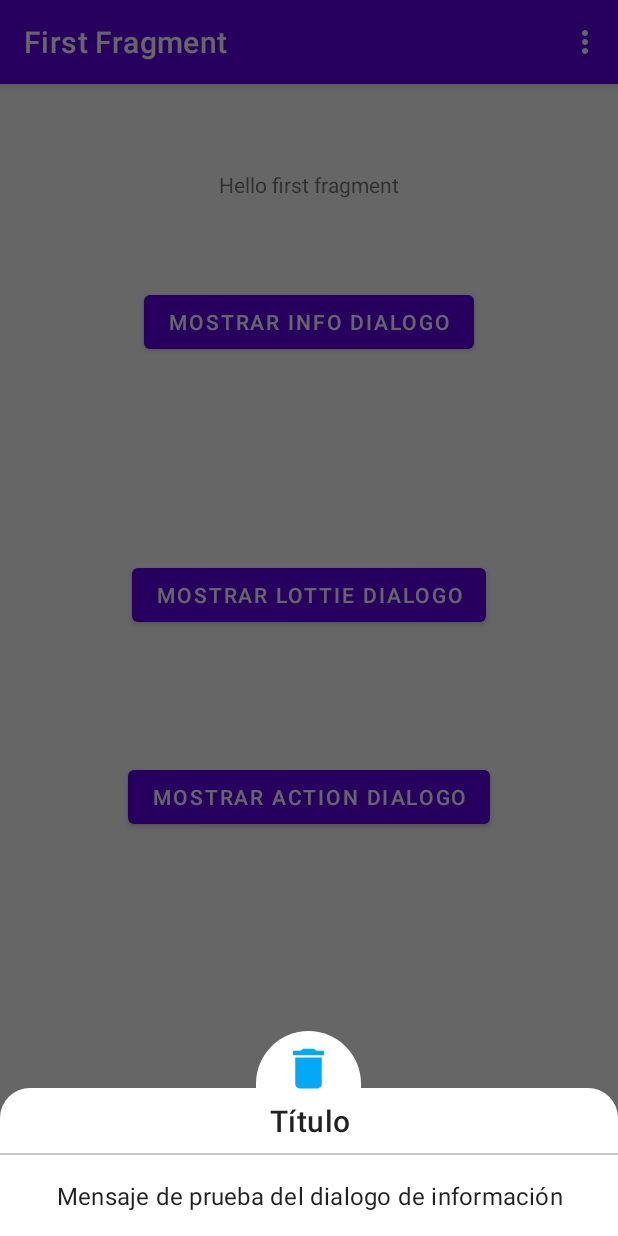
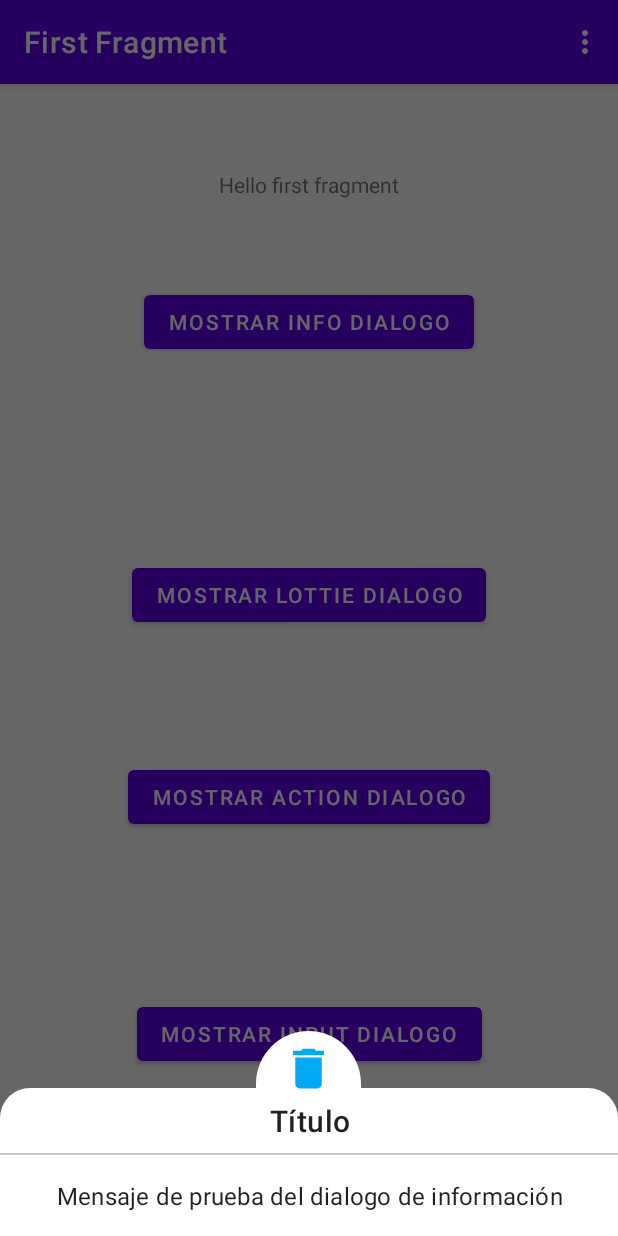
Before and after one commit to icpmoviles/DxBottomSheet, an Android app: the screen it shows after launch (MainActivity), after a tap on "MOSTRAR INFO DIALOGO", on a phone screen of 412 x 824 dp. Run offline under Robolectric (Android 15) with nearby library versions, the phone set to English and light mode, and no system bars; our stand-ins replace navigation-ui.

Commit message:
nuevo dx input

```diff
--- a/app/build.gradle
+++ b/app/build.gradle
@@ -10,8 +10,8 @@ android {
     defaultConfig {
         minSdk 26
         targetSdk 33
-        versionCode 1
-        versionName "1.0"
+        versionCode 2
+        versionName "1.0.1"
 
         testInstrumentationRunner "androidx.test.runner.AndroidJUnitRunner"
     }
--- a/app/src/main/java/es/icp/dxbottomsheet/BottomSheetDx.kt
+++ b/app/src/main/java/es/icp/dxbottomsheet/BottomSheetDx.kt
@@ -1,6 +1,7 @@
 package es.icp.dxbottomsheet
 
 import android.app.Dialog
+import android.content.DialogInterface
 import android.os.Bundle
 import android.view.LayoutInflater
 import android.view.View
@@ -15,6 +16,7 @@ import com.airbnb.lottie.LottieDrawable
 import com.google.android.material.bottomsheet.BottomSheetBehavior
 import com.google.android.material.bottomsheet.BottomSheetDialog
 import com.google.android.material.bottomsheet.BottomSheetDialogFragment
+import com.google.android.material.textfield.TextInputLayout
 import es.icp.dxbottomsheet.databinding.BottomSheetDxBinding
 import kotlinx.coroutines.*
 import kotlinx.coroutines.flow.collectLatest
@@ -46,6 +48,14 @@ class BottomSheetDx : BottomSheetDialogFragment() {
 
 //    private var listener : OnClickListenerDx? = null
 
+    private var inputType: Int? = null
+    private var textHint: String? = null
+    private var endIconClearText: Boolean = false
+    private var imeOptions: Int? = null
+
+    private var inputListener : ((BottomSheetDx, String) -> Unit)? = null
+
+    private var onCanelListener : ((BottomSheetDx) -> Unit)? = null
 
     companion object {
         const val TAG = "BottomSheetDx"
@@ -64,6 +74,11 @@ class BottomSheetDx : BottomSheetDialogFragment() {
         private const val ARG_NEGATIVE_TEXT_BUTTON = "argDxNegativeTextButton"
 
         private const val ARG_CONTROL_DISMISS = "argDxControlDismiss"
+
+        private const val ARG_INPUT_TYPE = "argDxInputType"
+        private const val ARG_INPUT_HINT = "argDxInputHint"
+        private const val ARG_END_ICON_CLEAR_TEXT = "argDxEndIconClearText"
+        private const val ARG_IME_OPTIONS = "argDxImeOptions"
 
 
 
@@ -84,11 +99,21 @@ class BottomSheetDx : BottomSheetDialogFragment() {
             negativeTextButton: String? = null,
             controlDismiss: Boolean = false,
             onPositiveClickButton: ((BottomSheetDx) -> Unit)? = null,
-            onNegativeClickButton: ((BottomSheetDx) -> Unit)? = null
+            onNegativeClickButton: ((BottomSheetDx) -> Unit)? = null,
+
+            inputListener: ((BottomSheetDx, String) -> Unit)? = null,
+            inputType: Int? = null,
+            textHint : String? = null,
+            endIconClearText : Boolean = true,
+            imeOptions: Int? = null,
+
+            onCanelListener: ((BottomSheetDx) -> Unit)? = null
         ) =
             BottomSheetDx().apply {
                 this.onPositiveClickButton = onPositiveClickButton
                 this.onNegativeClickButton = onNegativeClickButton
+                this.inputListener = inputListener
+                this.onCanelListener = onCanelListener
                 arguments = Bundle().apply {
                     icon?.let { putInt(ARG_ICON, it) }
                     putString(ARG_TITLE, title)
@@ -101,7 +126,10 @@ class BottomSheetDx : BottomSheetDialogFragment() {
                     putString(ARG_POSITIVE_TEXT_BUTTON, positiveTextButton)
                     putString(ARG_NEGATIVE_TEXT_BUTTON, negativeTextButton)
                     putBoolean(ARG_CONTROL_DISMISS, controlDismiss)
-
+                    inputType?.let { putInt(ARG_INPUT_TYPE, it) }
+                    putString(ARG_INPUT_HINT, textHint)
+                    putBoolean(ARG_END_ICON_CLEAR_TEXT, endIconClearText)
+                    imeOptions?.let { putInt(ARG_IME_OPTIONS, it) }
                 }
             }
 
@@ -140,7 +168,28 @@ class BottomSheetDx : BottomSheetDialogFragment() {
                         controlDismiss = builder.controlDismiss,
                         onPositiveClickButton = builder.positiveListener,
                         onNegativeClickButton = builder.negativeListener,
-                        negativeTextButton = builder.negativeTextButton
+                        negativeTextButton = builder.negativeTextButton,
+                        onCanelListener = builder.onCanelListener
+                    )
+                }
+                is Builder.Input -> {
+                    newInstance(
+                        icon = builder.icon,
+                        title = builder.title ?: "No has puesto titulo",
+                        message = builder.message,
+                        positiveTextButton = builder.positiveTextButton,
+                        negativeTextButton = builder.negativeTextButton,
+                        cancelOnTouchOutSide = builder.cancelOnTouchOutSide,
+                        cancelable = builder.cancelable,
+                        theme = builder.theme,
+                        controlDismiss = builder.controlDismiss,
+                        inputListener = builder.inputListener,
+                        inputType = builder.inputType,
+                        textHint = builder.textHint,
+                        endIconClearText = builder.endIconClearText,
+                        imeOptions = builder.imeOptions,
+                        onCanelListener = builder.onCanelListener,
+                        onNegativeClickButton = builder.negativeListener
                     )
                 }
             }
@@ -166,6 +215,11 @@ class BottomSheetDx : BottomSheetDialogFragment() {
             negativeTextButton = it.getString(ARG_NEGATIVE_TEXT_BUTTON)
 
             customTheme = it.getInt(ARG_THEME, R.style.BottomSheetDxBaseTheme)
+
+            inputType = it.getInt(ARG_INPUT_TYPE)
+            textHint = it.getString(ARG_INPUT_HINT)
+            endIconClearText = it.getBoolean(ARG_END_ICON_CLEAR_TEXT)
+            imeOptions = it.getInt(ARG_IME_OPTIONS)
         }
     }
 
@@ -224,20 +278,22 @@ class BottomSheetDx : BottomSheetDialogFragment() {
             txtTituloBottomSheet.text = title
             message?.let { txtMessageBottomSheet.text = it }
             txtMessageBottomSheet.show(message != null)
-            lottieBottomSheet.show(lottieFile != 0)
+
             lottieBottomSheet.apply {
+                show(lottieFile != 0)
                 lottieFile?.let { if (it != 0) this.setAnimation(it) }
                 this.repeatCount = if (lottieLoop) LottieDrawable.INFINITE else 0
                 // delay 600ms to play animation
                 postDelayed({ this.playAnimation() }, 600)
             }
 
-            containerButtonsBottomSheet.show(onPositiveClickButton != null || onNegativeClickButton != null)
+            containerButtonsBottomSheet.show(onPositiveClickButton != null || onNegativeClickButton != null || inputListener != null)
             btnAceptarBottomSheet.apply {
-                show(onPositiveClickButton != null)
+                show(onPositiveClickButton != null || inputListener != null)
                 positiveTextButton.takeIf { it != null }?.let { text = it }
                 setOnClickListener {
-                    viewModel.newUiState(DxViewModel.UiState.OnClickPositiveButton)
+                    if (inputListener != null) viewModel.newUiState(DxViewModel.UiState.OnInputClickListener)
+                    else viewModel.newUiState(DxViewModel.UiState.OnClickPositiveButton)
                 }
             }
 
@@ -249,7 +305,20 @@ class BottomSheetDx : BottomSheetDialogFragment() {
                 }
             }
 
-        }
+
+            inputLayoutDx.apply {
+                show(textHint != null)
+                textHint?.takeIf { it.isNotEmpty() }?.let { this.hint = it }
+                endIconMode = if (endIconClearText) TextInputLayout.END_ICON_CLEAR_TEXT else TextInputLayout.END_ICON_NONE
+            }
+
+            txtInputDx.apply {
+                this@BottomSheetDx.inputType?.let { this.inputType = it }
+                this@BottomSheetDx.imeOptions?.let { this.imeOptions = it }
+            }
+        } // fin apply binding
+
+
 
         viewLifecycleOwner.lifecycleScope.launch {
             viewModel.uiState.flowWithLifecycle(
@@ -267,6 +336,12 @@ class BottomSheetDx : BottomSheetDialogFragment() {
                         onPositiveClickButton?.invoke(this@BottomSheetDx)
                         if (!controlDismiss) viewModel.newUiState(DxViewModel.UiState.Hide)
                     }
+                    is DxViewModel.UiState.OnInputClickListener -> {
+                        binding.btnAceptarBottomSheet.isEnabled = false
+                        binding.btnCancelarBottomSheet.isEnabled = false
+                        inputListener?.invoke(this@BottomSheetDx, binding.txtInputDx.text.toString())
+                        if (!controlDismiss) viewModel.newUiState(DxViewModel.UiState.Hide)
+                    }
                     is DxViewModel.UiState.OnClickNegativeButton -> {
                         binding.btnAceptarBottomSheet.isEnabled = false
                         binding.btnCancelarBottomSheet.isEnabled = false
@@ -281,6 +356,10 @@ class BottomSheetDx : BottomSheetDialogFragment() {
         }
     }
 
+    override fun onCancel(dialog: DialogInterface) {
+        onCanelListener?.invoke(this)
+        super.onCancel(dialog)
+    }
 
     fun show(fragmentManager: FragmentManager) = show(fragmentManager, TAG)
 
@@ -339,13 +418,14 @@ class BottomSheetDx : BottomSheetDialogFragment() {
             internal var positiveListener: ((BottomSheetDx) -> Unit)? = null
             internal var negativeListener: ((BottomSheetDx) -> Unit)? = null
 
+            internal var onCanelListener: ((BottomSheetDx) -> Unit)? = null
+
             fun setIcon(@DrawableRes icon: Int) = apply { this.icon = icon }
             fun setTitle(title: String) = apply { this.title = title }
             fun setMessage(message: String) = apply { this.message = message }
             fun setCancelOnTouchOutSide(cancelOnTouchOutSide: Boolean) = apply { this.cancelOnTouchOutSide = cancelOnTouchOutSide }
             fun setCancelable(cancelable: Boolean) = apply { this.cancelable = cancelable }
             fun setControlDismiss(controlDismiss: Boolean) = apply { this.controlDismiss = controlDismiss }
-            fun setTextButton(textButton: String) = apply { this.positiveTextButton = textButton }
             fun setTheme(@StyleRes theme: Int) = apply { this.theme = theme }
             fun setPositiveButton(textButton: String, onClickListener: ((BottomSheetDx) -> Unit)?) = apply {
                 this.positiveTextButton = textButton
@@ -355,8 +435,58 @@ class BottomSheetDx : BottomSheetDialogFragment() {
                 this.negativeTextButton = textButton
                 this.negativeListener = onClickListener
             }
+            fun setOnCanelListener(onCanelListener: ((BottomSheetDx) -> Unit)?) = apply {
+                this.onCanelListener = onCanelListener
+            }
         }
 
+        class Input : Builder() {
+            internal var icon: Int? = null
+            internal var title: String? = null
+            internal var message: String? = null
+            internal var cancelOnTouchOutSide: Boolean = true
+            internal var cancelable: Boolean = true
+            internal var controlDismiss: Boolean = false
+            internal var positiveTextButton: String? = null
+            internal var negativeTextButton: String? = null
+            internal var theme: Int? = null
+
+            internal var inputType : Int? = null
+            internal var textHint : String? = null
+            internal var endIconClearText : Boolean = true
+            internal var imeOptions : Int? = null
+
+            internal var inputListener: ((BottomSheetDx, String) -> Unit)? = null
+            internal var negativeListener: ((BottomSheetDx) -> Unit)? = null
+            internal var onCanelListener: ((BottomSheetDx) -> Unit)? = null
+
+
+            fun setIcon(@DrawableRes icon: Int) = apply { this.icon = icon }
+            fun setTitle(title: String) = apply { this.title = title }
+            fun setMessage(message: String) = apply { this.message = message }
+            fun setCancelOnTouchOutSide(cancelOnTouchOutSide: Boolean) = apply { this.cancelOnTouchOutSide = cancelOnTouchOutSide }
+            fun setCancelable(cancelable: Boolean) = apply { this.cancelable = cancelable }
+            fun setControlDismiss(controlDismiss: Boolean) = apply { this.controlDismiss = controlDismiss }
+            fun setTheme(@StyleRes theme: Int) = apply { this.theme = theme }
+            fun setInputType (inputType: Int) = apply { this.inputType = inputType }
+            fun setTextHint (texto : String) = apply { this.textHint = texto }
+            fun setEndIconClearText (value: Boolean) = apply { this.endIconClearText = value }
+            fun setImeOptions (editorInfo: Int) = apply { this.imeOptions = editorInfo }
+
+            fun setPositiveButton(textButton: String, onClickListener: ((BottomSheetDx, String) -> Unit)?) = apply {
+                this.positiveTextButton = textButton
+                this.inputListener = onClickListener
+            }
+            fun setNegativeButton(textButton: String, onClickListener: ((BottomSheetDx) -> Unit)?) = apply {
+                this.negativeTextButton = textButton
+                this.negativeListener = onClickListener
+            }
+
+            fun setOnCancelListener(onCanelListener: ((BottomSheetDx) -> Unit)?) = apply {
+                this.onCanelListener = onCanelListener
+            }
+
+        }
     }
 
 }
--- a/app/src/main/java/es/icp/dxbottomsheet/DxViewModel.kt
+++ b/app/src/main/java/es/icp/dxbottomsheet/DxViewModel.kt
@@ -17,6 +17,7 @@ class DxViewModel : ViewModel() {
         object Initial : UiState()
         object OnClickPositiveButton : UiState()
         object OnClickNegativeButton : UiState()
+        object OnInputClickListener : UiState()
         object Hide: UiState()
     }
 }
--- a/app/src/main/res/layout/bottom_sheet_dx.xml
+++ b/app/src/main/res/layout/bottom_sheet_dx.xml
@@ -115,7 +115,28 @@
                 app:lottie_rawRes="@raw/loading"
                 app:lottie_loop="true"
                 android:layout_gravity="center"
+                tools:visibility="gone"
                 android:visibility="visible"/>
+
+            <com.google.android.material.textfield.TextInputLayout
+                android:id="@+id/input_layout_dx"
+                style="@style/Widget.MaterialComponents.TextInputLayout.OutlinedBox"
+                android:layout_width="match_parent"
+                android:layout_height="wrap_content"
+                tools:hint="HINT"
+                app:endIconMode="clear_text"
+                android:layout_marginStart="14dp"
+                android:layout_marginEnd="14dp"
+                android:layout_marginBottom="5dp"
+                app:errorEnabled="true">
+
+                <com.google.android.material.textfield.TextInputEditText
+                    android:id="@+id/txt_input_dx"
+                    android:layout_width="match_parent"
+                    android:layout_height="wrap_content"
+                    android:maxLines="8"/>
+
+            </com.google.android.material.textfield.TextInputLayout>
 
         </LinearLayout>
 
--- a/dxbottomsheetpruebas/src/main/res/layout/fragment_first.xml
+++ b/dxbottomsheetpruebas/src/main/res/layout/fragment_first.xml
@@ -47,4 +47,15 @@
         app:layout_constraintBottom_toBottomOf="parent"
         android:text="Mostrar action dialogo"/>
 
+    <com.google.android.material.button.MaterialButton
+        android:id="@+id/btn_input_dialogo"
+        android:layout_width="wrap_content"
+        android:layout_height="wrap_content"
+        app:layout_constraintStart_toStartOf="parent"
+        app:layout_constraintTop_toBottomOf="@id/btn_action_dialogo"
+        app:layout_constraintEnd_toEndOf="parent"
+        app:layout_constraintBottom_toBottomOf="parent"
+        android:text="Mostrar input dialogo"/>
+
+
 </androidx.constraintlayout.widget.ConstraintLayout>
```
Also changed, not shown: dxbottomsheetpruebas/src/main/java/es/icp/dxbottomsheetpruebas/FirstFragment.kt (+21 -0 lines).
